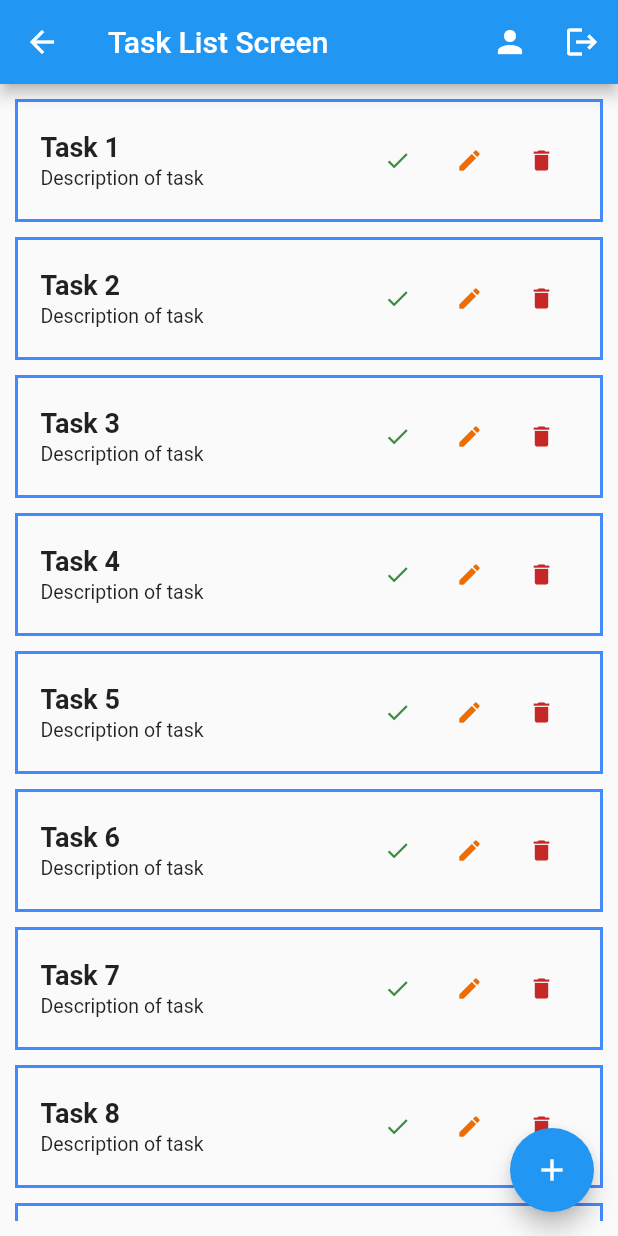
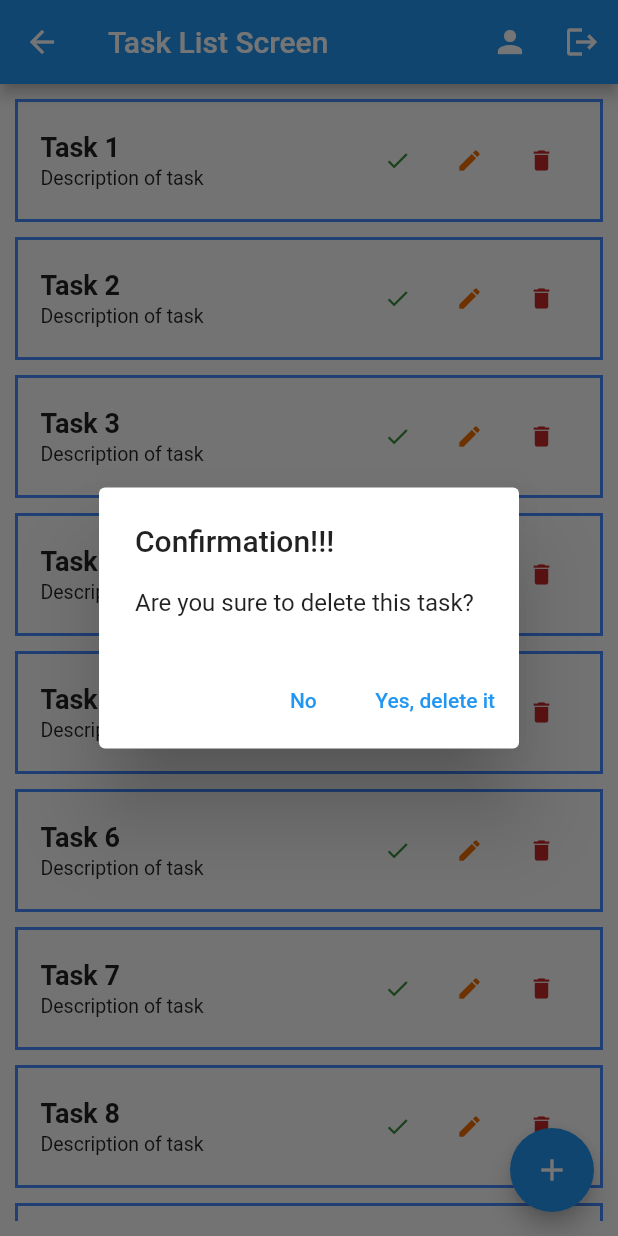
Before and after one commit to IdaDanuartha/todo-app-with-flutter, a Flutter app: the TaskListScreen screen opened directly, after a tap on the "delete" icon, on a phone screen of 412 x 824 dp. Run offline on Flutter 3.47's test engine with Material 2 defaults, Android fonts, the phone set to English and light mode, and no system bars.

Commit message:
show confirmation modal when delete task

```diff
--- a/lib/screens/task_list_screen.dart
+++ b/lib/screens/task_list_screen.dart
@@ -92,7 +92,28 @@ class _TaskListScreenState extends State<TaskListScreen> {
                         color: Colors.orange[800],
                       ),
                       IconButton(
-                          onPressed: (){},
+                          onPressed: (){
+                            showDialog(context: context, builder: (ctx) {
+                              return AlertDialog(
+                                title: Text("Confirmation!!!"),
+                                content: Text("Are you sure to delete this task?"),
+                                actions: [
+                                  TextButton(
+                                      onPressed: (){
+                                        Navigator.of(ctx).pop();
+                                      },
+                                      child: Text("No"),
+                                  ),
+                                  TextButton(
+                                    onPressed: (){
+                                      Navigator.of(ctx).pop();
+                                    },
+                                    child: Text("Yes, delete it"),
+                                  )
+                                ],
+                              );
+                            });
+                          },
                           icon: Icon(Icons.delete),
                           iconSize: 18,
                           color: Colors.red[800],
```
